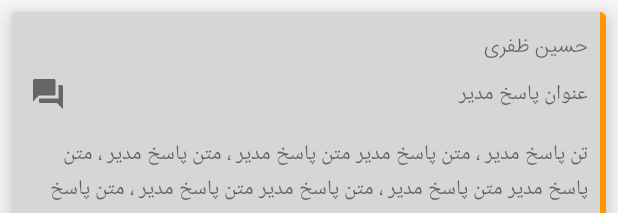
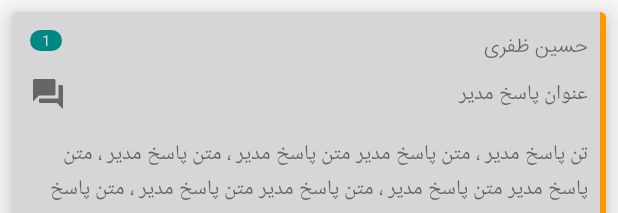
Before and after one commit to HosseinZafari/CodeQuestion, an Android app: the layout item_rv_answer_admin.xml on its own in the app's theme, with its tools: preview values and no code run, on a phone screen of 412 x 824 dp. Shown: the top 213 px of the screen. Run offline under Robolectric (Android 15) with nearby library versions, the phone set to English and light mode, and no system bars; network calls fail.

```diff
--- a/app/src/main/java/hosseinzafari/github/codequestion/adapter/AdminAnswerRVAdapter.kt
+++ b/app/src/main/java/hosseinzafari/github/codequestion/adapter/AdminAnswerRVAdapter.kt
@@ -56,6 +56,7 @@ class AdminAnswerRVAdapter(val onWrongItemClick: (AnswerModel , Int) -> Unit)
             txt_answer_date.text = answer.date
             txt_course_type.text = answer.course
             txt_name.text        = answer.name
+            txt_answer_id_question.text        = answer.questionId.toString()
 
             if(answer.type.equals("1")){
                 txt_type_question.text = G.getContext().resources.getText(R.string.answer_type_pay)
@@ -96,5 +97,6 @@ class AdminAnswerRVAdapter(val onWrongItemClick: (AnswerModel , Int) -> Unit)
         val btn_answer_wrong: Button = view.findViewById(R.id.btn_wrong_question_admin_answer),
         val btn_answer_send: Button = view.findViewById(R.id.btn_answer_admin),
         val txt_answer_answered: TextView = view.findViewById(R.id.txt_message_state_admin),
+        val txt_answer_id_question: TextView = view.findViewById(R.id.txt_answer_id_question),
     ) : RecyclerView.ViewHolder(view)
 }
--- a/app/src/main/java/hosseinzafari/github/codequestion/adapter/AnswerRVAdapter.kt
+++ b/app/src/main/java/hosseinzafari/github/codequestion/adapter/AnswerRVAdapter.kt
@@ -49,6 +49,7 @@ class AnswerRVAdapter : RecyclerView.Adapter<AnswerRVAdapter.AnswerViewHolder>()
             txt_text.text = answer.text
             txt_answer_date.text = answer.date
             txt_course_type.text = answer.course
+            txt_id_question.text = answer.questionId.toString()
 
             if(answer.type.equals("1")){
                 txt_type_question.text = G.getContext().resources.getText(R.string.answer_type_pay)
@@ -90,5 +91,6 @@ class AnswerRVAdapter : RecyclerView.Adapter<AnswerRVAdapter.AnswerViewHolder>()
         val txt_item_answer_state: TextView = view.findViewById(R.id.txt_item_answer_state) ,
         val txt_answer_wrong: TextView = view.findViewById(R.id.txt_answer_wrong) ,
         val txt_answer_answered: TextView = view.findViewById(R.id.txt_answer_answered) ,
+        val txt_id_question: TextView = view.findViewById(R.id.txt_id_question) ,
     ) : RecyclerView.ViewHolder(view)
 }
--- a/app/src/main/res/layout/item_rv_answer_admin.xml
+++ b/app/src/main/res/layout/item_rv_answer_admin.xml
@@ -32,7 +32,21 @@
       android:layout_alignParentRight="true"
       app:fontFamily="@font/iran_light"
       android:textSize="12sp"
-      android:text="حسین ظفری" />
+      tools:text="حسین ظفری" />
+
+    <com.google.android.material.textview.MaterialTextView
+      android:id="@+id/txt_answer_id_question"
+      android:layout_width="wrap_content"
+      android:layout_height="wrap_content"
+      android:paddingEnd="8dp"
+      android:paddingStart="8dp"
+      android:gravity="center|center_vertical"
+      android:layout_alignParentLeft="true"
+      android:textColor="@color/white"
+      android:background="@drawable/shape_bg_answered"
+      android:textSize="10dp"
+      tools:text="1" />
+
 
     <LinearLayout
       android:id="@+id/linearLayout_admin_answer_title"
```
Also changed, not shown: app/src/main/res/layout/item_rv_answer.xml (+13 -7 lines).
